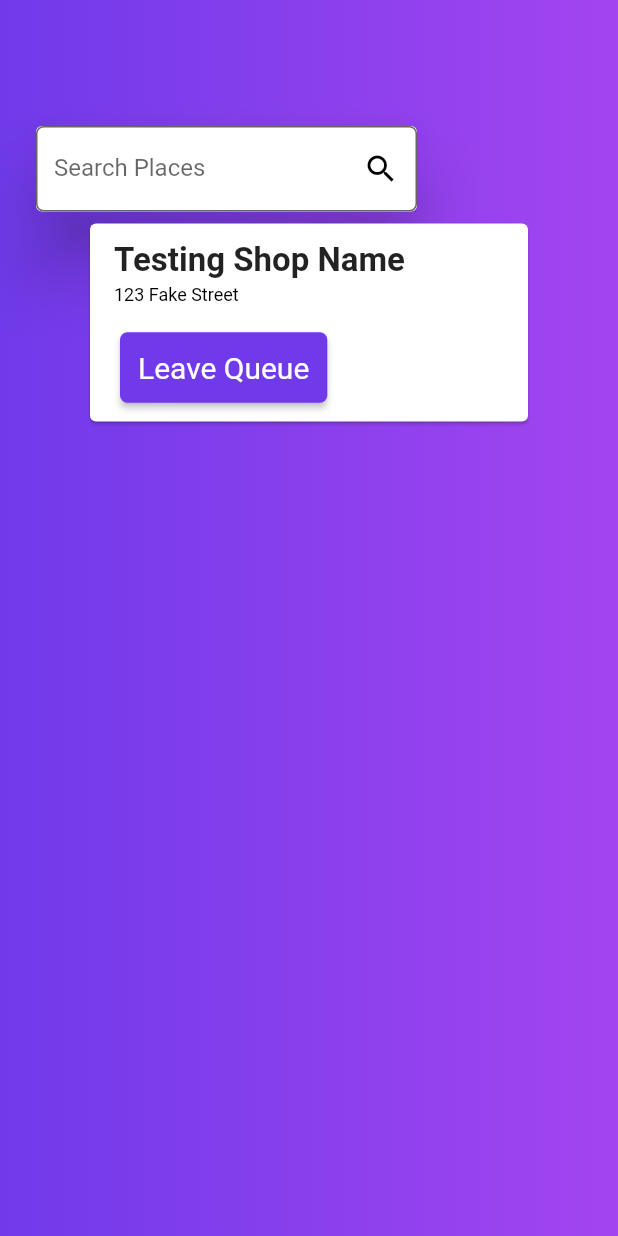
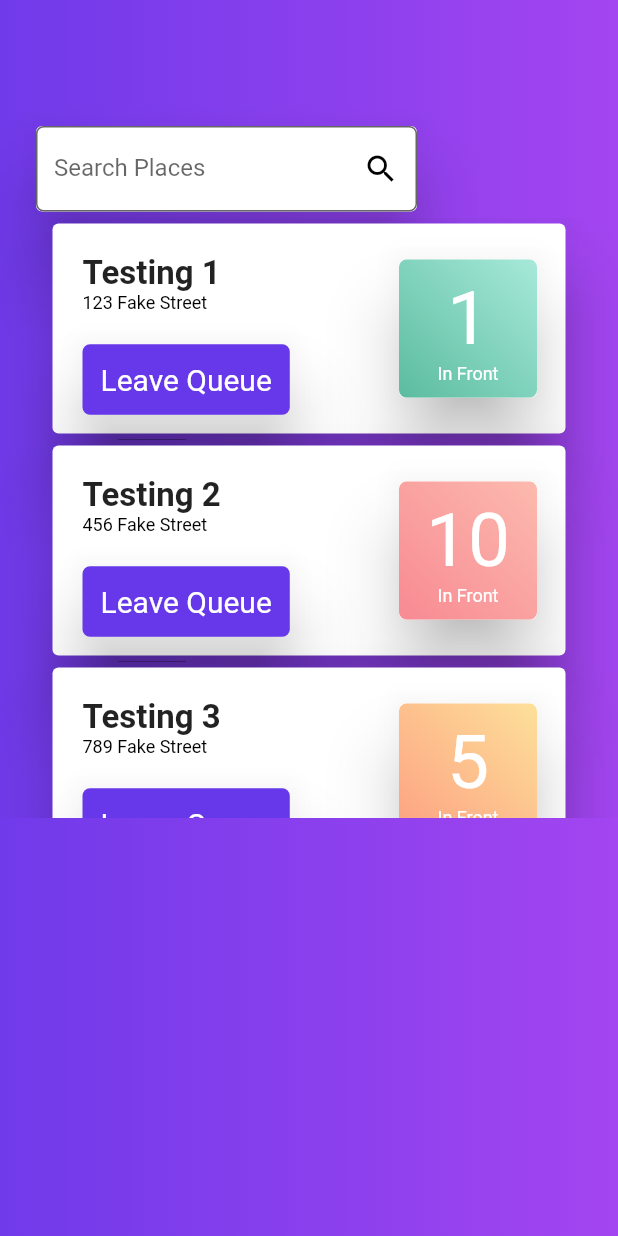
Before and after one commit to AUFrosty/cse-hackathon-2020, a Flutter app: the screen it shows after launch, on a phone screen of 412 x 824 dp. Run offline on Flutter 3.47's test engine with Material 2 defaults, Android fonts, the phone set to English and light mode, and no system bars.

Commit message:
working on home screen

```diff
--- a/q_people/lib/constants.dart
+++ b/q_people/lib/constants.dart
@@ -3,6 +3,17 @@ import 'package:flutter/material.dart';
 // Colors
 const backgroundLeft = Color(0xff703aea);
 const backgroundRight = Color(0xffa345f0);
+const buttonColor = Color(0xff6638e9);
+const lowCapacityStartColor = Color(0xff5bbc9f);
+const lowCapacityEndColor = Color(0xffa7e9da);
+const mediumCapacityStartColor = Color(0xfffda081);
+const mediumCapacityEndColor = Color(0xfffde09a);
+const highCapacityStartColor = Color(0xfff88a93);
+const highCapacityEndColor = Color(0xfffcbaae);
+
+
+
+
 
 
 // Text Style
@@ -18,7 +29,7 @@ const cardSubHeading = TextStyle(
   fontWeight: FontWeight.normal,
 );
 
-const buttonText = TextStyle(fontSize: 20, color: Colors.white, fontWeight: FontWeight.w400);
+const buttonTextStyle = TextStyle(fontSize: 20, color: Colors.white, fontWeight: FontWeight.w400);
 
 /*const kSubTextStyle = TextStyle(fontSize: 16, color: kTextLightColor);
 
--- a/q_people/lib/home.dart
+++ b/q_people/lib/home.dart
@@ -14,6 +14,23 @@ class Home extends StatefulWidget {
 }
 
 class _HomeState extends State<Home> {
+
+
+
+  List<Shop> shops;
+  var map1;
+
+  @override
+  void initState() {
+    super.initState();
+
+    Shop shop1 =  Shop(name: "Testing 1", location: "123 Fake Street", curr_occupancy: 1, key: UniqueKey());
+    Shop shop2 = new Shop(name: "Testing 2", location: "456 Fake Street", curr_occupancy: 10, key: UniqueKey());
+    Shop shop3 = new Shop(name: "Testing 3", location: "789 Fake Street", curr_occupancy: 5, key: UniqueKey());
+    Shop shop4 = new Shop(name: "Testing 3", location: "789 Fake Street", curr_occupancy: 5, key: UniqueKey());
+    shops = [shop1, shop2, shop3, shop4];
+    //map1 = Map.fromIterable(shops, key: (e) => e.name, value: (e) => e.age);
+  }
 
   @override
   Widget build(BuildContext context) {
@@ -112,7 +129,18 @@ class _HomeState extends State<Home> {
                         ),
                     ),
                   ),
-                  HomeCard(shopName: "Testing Shop Name", shopLocation: "123 Fake Street",)
+
+                  Container(
+                    height: 400,
+                    child: ListView.builder(
+                      shrinkWrap: true,
+                      itemCount: shops.length,
+                      itemBuilder: (context, index) {
+                        final shop = shops[index];
+                        return HomeCard(shop: shop, join: false, shopList: shops, index: index, );
+                      },
+                    ),
+                  ),
                 ],
               ),
             ),
@@ -123,48 +151,89 @@ class _HomeState extends State<Home> {
     );
   }
 }
-
-class HomeCard extends StatelessWidget {
-  String shopName;
-  String shopLocation;
-  HomeCard({this.shopName, this.shopLocation});
+//TODO: Make this work with search reults by chanign the button text and action
+// TODO: Change Name
+class HomeCard extends StatefulWidget {
+  Shop shop;
+  bool join;
+  List<Shop> shopList;
+  int index;
+  HomeCard({this.shop, this.join, this.shopList, this.index});
 
   @override
+  _HomeCardState createState() => _HomeCardState();
+}
+
+
+class _HomeCardState extends State<HomeCard> {
+  @override
   Widget build(BuildContext context) {
+    String buttonText;
+    print("${widget.shop.location}");
+    if (widget.join) {
+      buttonText = "Join Queue";
+    } else {
+      buttonText = "Leave Queue";
+    }
+    //print(buttonText);
     return Center(
       child: Container(
-        width: 300,
+        width: 350,
         child: Card(
-          child: Column(
+          elevation: 20.0,
+          child: Row(
             mainAxisSize: MainAxisSize.min,
             crossAxisAlignment: CrossAxisAlignment.start,
+            mainAxisAlignment: MainAxisAlignment.spaceBetween,
             children: <Widget>[
-              ListTile(
-                title: Text(
-                  shopName,
+              Column(
+                crossAxisAlignment: CrossAxisAlignment.start,
+                children: <Widget>[
+                  Padding(
+                    padding: const EdgeInsets.only(left: 20.0, top: 20),
+                    child: Text(
+                      widget.shop.name,
                       style: cardHeading,
                     ),
-                subtitle: Text(
-                  shopLocation,
+                  ),
+                  Padding(
+                    padding: const EdgeInsets.only(left: 20.0,),
+                    child: Text(
+                      widget.shop.location,
                       style: cardSubHeading,
                     ),
                   ),
+                  SizedBox(height: 20,),
                   Padding(
                     padding: const EdgeInsets.only(left: 20.0, bottom: 12.0),
                     child: RaisedButton(
-                  color: backgroundLeft,
+                      elevation: 20.0,
+                      color: buttonColor,
                       padding: EdgeInsets.all(12),
                       shape: RoundedRectangleBorder(
                         borderRadius: BorderRadius.circular(5.0),
                       ),
-                  onPressed: () {},
+                      onPressed: () {
+                        setState(() {
+                          widget.join = !widget.join;
+                          widget.shop.curr_occupancy -= 1;
+                          widget.shopList.removeAt(widget.index);
+
+                        });
+                      },
                       child: Text(
-                      'Leave Queue',
-                      style: buttonText,
+                        buttonText,
+                        style: buttonTextStyle,
                       ),
                     ),
                   ),
 
+                ],
+              ),
+              Padding(
+                padding: const EdgeInsets.only(right: 15.0, top: 20.0),
+                child: QueueLength(infront: widget.shop.curr_occupancy,),
+              ),
             ],
           ),
         ),
@@ -172,3 +241,65 @@ class HomeCard extends StatelessWidget {
     );
   }
 }
+
+
+class QueueLength extends StatelessWidget {
+  int infront;
+  QueueLength({this.infront});
+
+  @override
+  Widget build(BuildContext context) {
+    Color startColor = lowCapacityStartColor;
+    Color endColor = lowCapacityEndColor;
+    if (infront > 9) {
+      startColor = highCapacityStartColor;
+      endColor = highCapacityEndColor;
+    } else if (infront > 4) {
+      startColor = mediumCapacityStartColor;
+      endColor = mediumCapacityEndColor;
+
+    }
+    return Container(
+      height: 100,
+      width: 100.0,
+
+      child: Card(
+        elevation: 20.0,
+        child: Container(
+          child: Column(
+            children: <Widget>[
+              SizedBox(height: 10,),
+              Text(
+                "${infront}",
+                style: TextStyle(
+                  color: Colors.white,
+                  fontSize: 50.0
+                ),
+              ),
+              Text(
+                "In Front",
+                style: TextStyle(
+                    color: Colors.white,
+                    fontSize: 12.0
+                ),
+              )
+            ],
+          ),
+          decoration: BoxDecoration(
+            borderRadius: BorderRadius.circular(5.0),
+            gradient: LinearGradient(
+                begin: Alignment.bottomLeft,
+                end: Alignment.topRight,
+                colors: [startColor, endColor]
+            ),
+          ),
+
+        ),
+
+      ),
+    );
+
+  }
+
+
+}
--- a/q_people/lib/shop.dart
+++ b/q_people/lib/shop.dart
@@ -5,3 +5,11 @@ import 'package:qpeople/userSearch.dart';
 import 'package:qpeople/shopInfo.dart';
 import 'package:qpeople/shop.dart';
 import 'package:qpeople/confirmation.dart';
+
+class Shop {
+  String name;
+  String location;
+  int curr_occupancy;
+  Key key;
+  Shop({this.name, this.curr_occupancy, this.location, this.key});
+}
```
Lines whose indentation alone changed are shown as unchanged.
